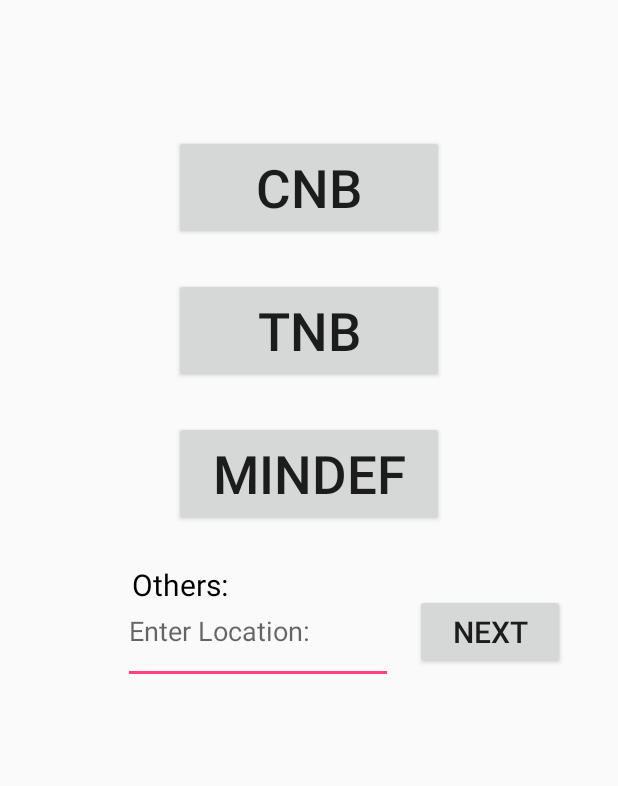
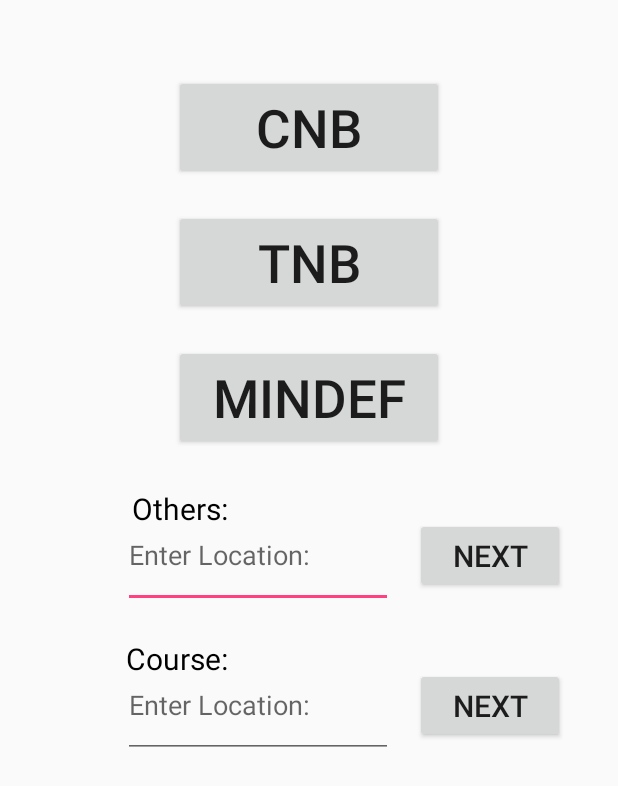
Before and after one commit to seankwekjk/nestApp, an Android app: the outScreen screen opened directly, with no data from a screen before it, on a phone screen of 412 x 824 dp. Shown: the top 786 px of the screen. Run offline under Robolectric (Android 15) with nearby library versions, the phone set to English and light mode, and no system bars.

Commit message:
outScreen revamped, course integrated leaveScreen still incomplete

```diff
--- a/app/src/main/AndroidManifest.xml
+++ b/app/src/main/AndroidManifest.xml
@@ -22,7 +22,6 @@
         <activity android:name=".mcScreen" />
         <activity android:name=".leaveDatesScreen" />
         <activity android:name=".outScreen" />
-        <activity android:name=".courseScreen" />
         <activity android:name=".offScreen" />
         <activity android:name=".medicalScreen" />
         <activity android:name=".maScreen" />
--- a/app/src/main/res/layout/activity_out_screen.xml
+++ b/app/src/main/res/layout/activity_out_screen.xml
@@ -15,7 +15,7 @@
         android:layout_width="180dp"
         android:layout_height="70dp"
         app:layout_constraintTop_toTopOf="parent"
-        android:layout_marginTop="90dp"
+        android:layout_marginTop="50dp"
         app:layout_constraintRight_toRightOf="parent"
         app:layout_constraintLeft_toLeftOf="parent"/>
 
@@ -26,7 +26,7 @@
         android:layout_width="180dp"
         android:layout_height="70dp"
         app:layout_constraintTop_toBottomOf="@+id/cnb"
-        android:layout_marginTop="25dp"
+        android:layout_marginTop="20dp"
         app:layout_constraintRight_toRightOf="parent"
         app:layout_constraintLeft_toLeftOf="parent" />
 
@@ -37,7 +37,7 @@
         android:layout_width="180dp"
         android:layout_height="70dp"
         app:layout_constraintTop_toBottomOf="@+id/tnb"
-        android:layout_marginTop="25dp"
+        android:layout_marginTop="20dp"
         app:layout_constraintRight_toRightOf="parent"
         app:layout_constraintLeft_toLeftOf="parent" />
 
@@ -73,4 +73,36 @@
         app:layout_constraintRight_toRightOf="parent"
         android:layout_marginRight="150sp"/>
 
+    <TextView
+        android:layout_width="wrap_content"
+        android:layout_height="wrap_content"
+        android:text="Course:"
+        android:textSize="20sp"
+        android:textColor="@color/black"
+        app:layout_constraintTop_toBottomOf="@id/mindef"
+        android:layout_marginTop="125dp"
+        app:layout_constraintRight_toRightOf="parent"
+        android:layout_marginRight="260sp"/>
+
+    <Button
+        android:id="@+id/courseNext"
+        android:text="Next"
+        android:textSize="20sp"
+        android:layout_width="100dp"
+        android:layout_height="50dp"
+        app:layout_constraintTop_toBottomOf="@+id/mindef"
+        android:layout_marginTop="145dp"
+        app:layout_constraintRight_toRightOf="parent"
+        android:layout_marginRight="35dp"/>
+
+    <EditText
+        android:layout_width="180dp"
+        android:layout_height="70dp"
+        android:hint="Enter Location:"
+        android:id="@+id/courseText"
+        app:layout_constraintTop_toBottomOf="@+id/mindef"
+        android:layout_marginTop="135dp"
+        app:layout_constraintRight_toRightOf="parent"
+        android:layout_marginRight="150sp"/>
+
 </android.support.constraint.ConstraintLayout>
```
Also changed, not shown: app/src/main/java/com/example/seankwek/nest/MainActivity.java (+0 -18 lines), app/src/main/java/com/example/seankwek/nest/courseScreen.java (deleted, +0 -38 lines), app/src/main/java/com/example/seankwek/nest/outScreen.java (+19 -0 lines), app/src/main/res/layout/activity_course_screen.xml (deleted, +0 -33 lines).
